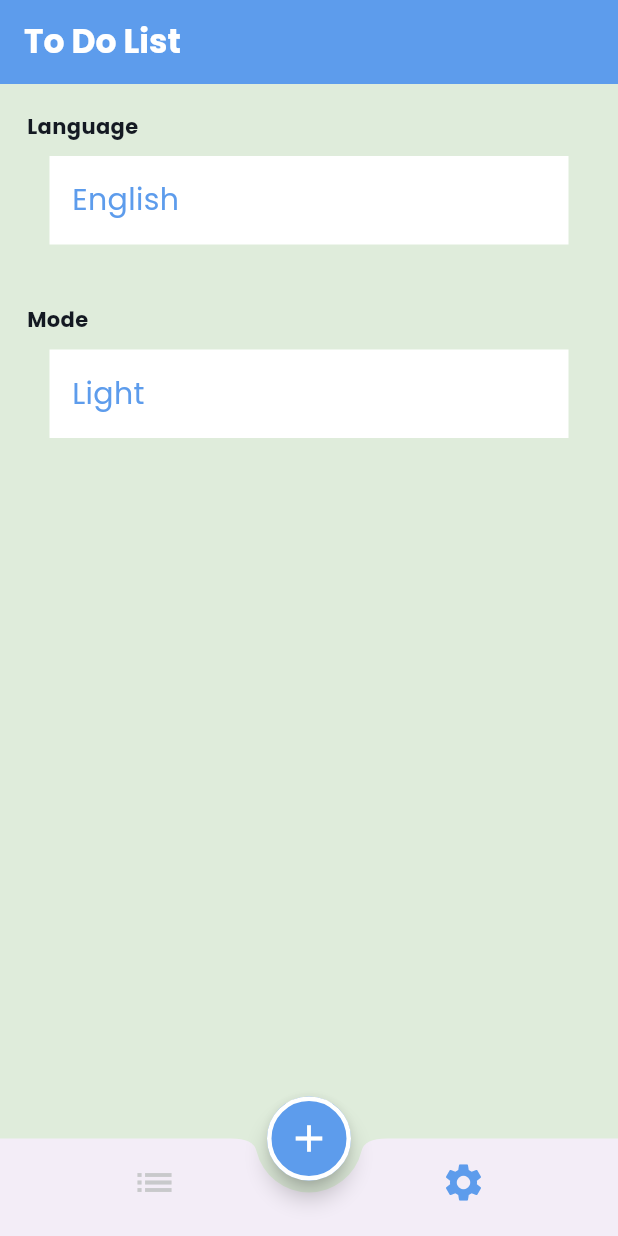
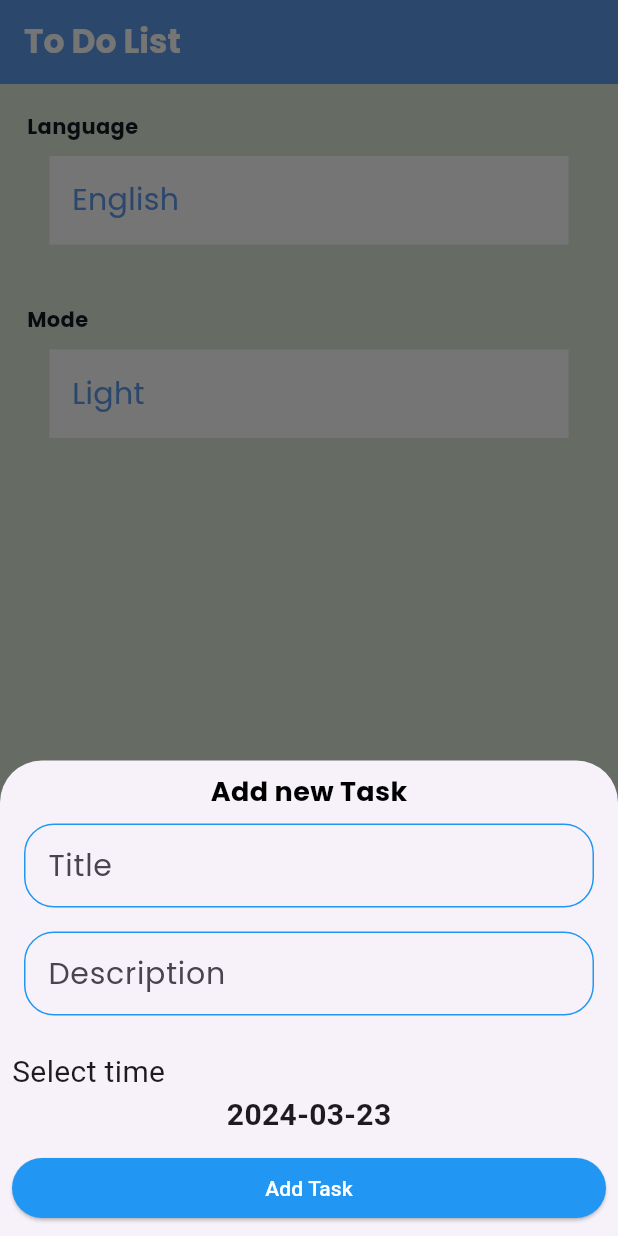
Before and after one commit to SalmaEltawel/to_do_app, a Flutter app: the screen it shows after launch, item 2 of the bottom bar chosen, after a tap on the "add" icon, on a phone screen of 412 x 824 dp. Run offline on Flutter 3.47's test engine with Material 3 defaults, Android fonts, the phone set to English and light mode, and no system bars; our stand-ins replace cloud_firestore, date_picker_timeline, firebase_core, flutter_slidable, google_fonts; accounts and stored records are empty; generated files the repository leaves out were written again.

Commit message:
edit task and is done

```diff
--- /dev/null
+++ b/lib/add_task_bottom_sheet.dart
@@ -0,0 +1,155 @@
+import 'dart:ui';
+
+import 'package:cloud_firestore/cloud_firestore.dart';
+import 'package:flutter/material.dart';
+import 'package:google_fonts/google_fonts.dart';
+import 'package:to_do_project/firebase_functions.dart';
+import 'package:to_do_project/task_model.dart';
+
+class AddTaskBottomSheet extends StatefulWidget {
+  AddTaskBottomSheet({super.key});
+
+  @override
+  State<AddTaskBottomSheet> createState() => _AddTaskBottomSheetState();
+}
+
+class _AddTaskBottomSheetState extends State<AddTaskBottomSheet> {
+  var formKey = GlobalKey<FormState>();
+  var selectedDate = DateTime.now();
+  var controllerTitle = TextEditingController();
+  var controllerDescription = TextEditingController();
+
+  @override
+  Widget build(BuildContext context) {
+    return Padding(
+      padding: const EdgeInsets.all(8.0),
+      child: Form(
+        key: formKey,
+        child: Column(
+          mainAxisSize: MainAxisSize.min,
+          children: [
+            Text(
+              "Add new Task",
+              style: GoogleFonts.poppins(
+                  color: Colors.black,
+                  fontWeight: FontWeight.w700,
+                  fontSize: 18),
+            ),
+            Padding(
+              padding: const EdgeInsets.all(8.0),
+              child: TextFormField(
+                controller: controllerTitle,
+                validator: (value) {
+                  if (value == null || value.isEmpty) {
+                    return "Please Enter your Task Title";
+                  }
+                  return null;
+                },
+                decoration: InputDecoration(
+                  label: Text(
+                    "Title",
+                    style: GoogleFonts.poppins(
+                        fontWeight: FontWeight.w400, fontSize: 20),
+                  ),
+                  focusedBorder: OutlineInputBorder(
+                      borderRadius: BorderRadius.circular(20),
+                      borderSide: const BorderSide(color: Colors.blue)),
+                  enabledBorder: OutlineInputBorder(
+                      borderRadius: BorderRadius.circular(20),
+                      borderSide: const BorderSide(color: Colors.blue)),
+                  errorBorder: OutlineInputBorder(
+                      borderRadius: BorderRadius.circular(20),
+                      borderSide: const BorderSide(color: Colors.red)),
+                  focusedErrorBorder: OutlineInputBorder(
+                      borderRadius: BorderRadius.circular(20),
+                      borderSide: const BorderSide(color: Colors.red)),
+                ),
+              ),
+            ),
+            Padding(
+              padding: const EdgeInsets.all(8.0),
+              child: TextFormField(
+                controller: controllerDescription,
+                validator: (value) {
+                  if (value == null || value.isEmpty) {
+                    return "Please Enter your Task Description";
+                  }
+                  return null;
+                },
+                decoration: InputDecoration(
+                  label: Text(
+                    "Description",
+                    style: GoogleFonts.poppins(
+                        fontWeight: FontWeight.w400, fontSize: 20),
+                  ),
+                  focusedBorder: OutlineInputBorder(
+                      borderRadius: BorderRadius.circular(20),
+                      borderSide: const BorderSide(color: Colors.blue)),
+                  enabledBorder: OutlineInputBorder(
+                      borderRadius: BorderRadius.circular(20),
+                      borderSide: const BorderSide(color: Colors.blue)),
+                  errorBorder: OutlineInputBorder(
+                      borderRadius: BorderRadius.circular(20),
+                      borderSide: const BorderSide(color: Colors.red)),
+                  focusedErrorBorder: OutlineInputBorder(
+                      borderRadius: BorderRadius.circular(20),
+                      borderSide: const BorderSide(color: Colors.red)),
+                ),
+              ),
+            ),
+            const SizedBox(
+              height: 15,
+            ),
+            Container(
+                alignment: Alignment.centerLeft,
+                child: const Text("Select time",
+                    style:
+                        TextStyle(fontSize: 20, fontWeight: FontWeight.w400))),
+            InkWell(
+              onTap: () {
+                selectDate();
+              },
+              child: Text("${selectedDate.toString().substring(0, 10)}",
+                  style: const TextStyle(
+                      fontSize: 20, fontWeight: FontWeight.w600)),
+            ),
+            const SizedBox(
+              height: 10,
+            ),
+            SizedBox(
+              width: double.infinity,
+              child: ElevatedButton(
+                onPressed: () {
+                  if (formKey.currentState!.validate()) ;
+                  TaskModel task = TaskModel(
+                      title: controllerTitle.text,
+                      description: controllerDescription.text,
+                      date:DateUtils.dateOnly(selectedDate) .millisecondsSinceEpoch);
+                  FirebaseFunctions.addTask(task);
+                      Navigator.pop(context);
+                },
+                style: ElevatedButton.styleFrom(
+                  backgroundColor: Colors.blue,
+                ),
+                child: const Text("Add Task",
+                    style: TextStyle(color: Colors.white)),
+              ),
+            ),
+          ],
+        ),
+      ),
+    );
+  }
+
+  selectDate() async {
+    DateTime? chosenDate = await showDatePicker(
+        context: context,
+        initialDate: selectedDate,
+        firstDate: DateTime.now(),
+        lastDate: DateTime.now().add(const Duration(days: 365)));
+    if (chosenDate != null) {
+      selectedDate = chosenDate;
+      setState(() {});
+    }
+  }
+}
--- /dev/null
+++ b/lib/firebase_functions.dart
@@ -0,0 +1,43 @@
+import 'package:cloud_firestore/cloud_firestore.dart';
+import 'package:flutter/material.dart';
+import 'package:to_do_project/task_model.dart';
+
+class FirebaseFunctions {
+  static CollectionReference<TaskModel> getTasksCollection() {
+    return FirebaseFirestore.instance
+        .collection("Task")
+        .withConverter<TaskModel>(
+      fromFirestore: (snapshot, options) {
+        return TaskModel.fromJson(snapshot.data()!);
+      },
+      toFirestore: (value, options) {
+        return value.toJson();
+      },
+    );
+  }
+
+  static Future<void> addTask(
+    TaskModel task,
+  ) {
+    var collection = getTasksCollection();
+    var docRef = collection.doc();
+    task.id = docRef.id;
+    return docRef.set(task);
+  }
+
+  static Stream<QuerySnapshot<TaskModel>> getTasks(DateTime date) {
+    return getTasksCollection()
+        .where("date",
+            isEqualTo: DateUtils.dateOnly(date).millisecondsSinceEpoch)
+        .snapshots();
+  }
+
+  static Future<void> deleteTask(String id) {
+    return getTasksCollection().doc(id).delete();
+  }
+
+  static Future<void> editTask(String id, TaskModel task,) {
+    return getTasksCollection().doc(task.id).update(task.toJson());
+  }
+
+}
--- a/lib/home_screen.dart
+++ b/lib/home_screen.dart
@@ -3,9 +3,11 @@ import 'package:to_do_project/tabs/setting.dart';
 import 'package:to_do_project/tabs/task.dart';
 import 'package:flutter_gen/gen_l10n/app_localizations.dart';
 
+import 'add_task_bottom_sheet.dart';
+
 class HomeScreen extends StatefulWidget {
   HomeScreen({super.key});
-
+static const String routeName="homeScreen";
   @override
   State<HomeScreen> createState() => _HomeScreenState();
 }
@@ -37,7 +39,15 @@ class _HomeScreenState extends State<HomeScreen> {
       ),
       floatingActionButtonLocation: FloatingActionButtonLocation.centerDocked,
       floatingActionButton: FloatingActionButton(
-        onPressed: () {},
+        onPressed: () {
+          showModalBottomSheet(
+            isScrollControlled: true,
+            context: context, builder: (context) {
+            return Container(
+                padding: EdgeInsets.only(bottom: MediaQuery.of(context).viewInsets.bottom),
+                child: AddTaskBottomSheet());
+          },);
+        },
         child: Icon(Icons.add, color: Colors.white),
       ),
       body: tabs[index],
--- a/lib/main.dart
+++ b/lib/main.dart
@@ -1,11 +1,21 @@
+import 'package:cloud_firestore/cloud_firestore.dart';
+import 'package:firebase_core/firebase_core.dart';
 import 'package:flutter/material.dart';
 import 'package:provider/provider.dart';
+import 'package:to_do_project/home_screen.dart';
 import 'package:to_do_project/my_theme.dart';
 import 'package:to_do_project/providers/my_provider.dart';
 import 'package:to_do_project/splash_screen.dart';
 import 'package:flutter_gen/gen_l10n/app_localizations.dart';
+import 'package:to_do_project/tabs/edit_tab.dart';
 
-void main() {
+import 'firebase_options.dart';
+
+void main()async {
+  WidgetsFlutterBinding.ensureInitialized();
+  await Firebase.initializeApp(
+    options: DefaultFirebaseOptions.currentPlatform,
+  );
   runApp(ChangeNotifierProvider<MyProvider>(
       create: (context) => MyProvider(), child: MyApp()));
 }
@@ -29,6 +39,10 @@ class MyApp extends StatelessWidget {
       initialRoute: SplashScreen.routeName,
       routes: {
         SplashScreen.routeName: (context) => SplashScreen(),
+        HomeScreen.routeName: (context) => HomeScreen(),
+
+        EditTasks.routeName: (context) =>  EditTasks(),
+
       },
     );
   }
--- a/lib/tabs/task.dart
+++ b/lib/tabs/task.dart
@@ -1,24 +1,48 @@
 import 'package:date_picker_timeline/date_picker_timeline.dart';
 import 'package:flutter/material.dart';
 import 'package:provider/provider.dart';
+import 'package:to_do_project/firebase_functions.dart';
 import 'package:to_do_project/my_theme.dart';
 import 'package:to_do_project/providers/my_provider.dart';
 import 'package:to_do_project/tabs/task_item.dart';
+import 'package:to_do_project/task_model.dart';
 
-class TasksScreen extends StatelessWidget {
-  const TasksScreen({super.key});
+class TasksScreen extends StatefulWidget {
+    TasksScreen({super.key});
+
+  @override
+  State<TasksScreen> createState() => _TasksScreenState();
+}
+
+class _TasksScreenState extends State<TasksScreen> {
+  var selectedDate=DateTime.now();
 
   @override
   Widget build(BuildContext context) {
-    var provider=Provider.of<MyProvider>(context);
+    var provider = Provider.of<MyProvider>(context);
     return Column(
       children: [
         DatePicker(
           DateTime.now(),
-          initialSelectedDate: DateTime.now(),
-          dateTextStyle: TextStyle(color:provider.myTheme==ThemeMode.dark? MyThemeData.whiteColor:MyThemeData.blackColor),
-          dayTextStyle: TextStyle(color: provider.myTheme==ThemeMode.dark? MyThemeData.whiteColor:MyThemeData.blackColor),
-          monthTextStyle:TextStyle(color: provider.myTheme==ThemeMode.dark? MyThemeData.whiteColor:MyThemeData.blackColor) ,
+          initialSelectedDate: selectedDate,
+          onDateChange: (date){
+            selectedDate=date;
+            setState(() {
+
+            });
+          },
+          dateTextStyle: TextStyle(
+              color: provider.myTheme == ThemeMode.dark
+                  ? MyThemeData.whiteColor
+                  : MyThemeData.blackColor),
+          dayTextStyle: TextStyle(
+              color: provider.myTheme == ThemeMode.dark
+                  ? MyThemeData.whiteColor
+                  : MyThemeData.blackColor),
+          monthTextStyle: TextStyle(
+              color: provider.myTheme == ThemeMode.dark
+                  ? MyThemeData.whiteColor
+                  : MyThemeData.blackColor),
           selectionColor: MyThemeData.primaryColor,
           selectedTextColor: MyThemeData.whiteColor,
           locale: "en",
@@ -28,15 +52,35 @@ class TasksScreen extends StatelessWidget {
           height: 8,
         ),
         Expanded(
-          child: ListView.separated(
-            itemBuilder:(context, index) {
-              return TaskItem();
-            },
-            itemCount: 9,
-            separatorBuilder: (BuildContext context, int index)=>
-            SizedBox(height: 10,),
-          ),
-        )
+            child: StreamBuilder(
+                stream: FirebaseFunctions.getTasks(selectedDate),
+                builder: (context, snapshot) {
+                  if (snapshot.connectionState == ConnectionState.waiting) {
+                    return Center(child: CircularProgressIndicator());
+                  }
+                  if (snapshot.hasError) {
+                    return Column(
+                      children: [
+                        Text("SomeThing Went Wrong"),
+                        ElevatedButton(
+                            onPressed: () {}, child: Text("Try Again "))
+                      ],
+                    );
+                  }
+                  List<TaskModel> tasksList =
+                      snapshot.data?.docs.map((doc) =>
+                          doc.data()).toList() ?? [];
+                  if(tasksList.isEmpty){
+                    return Center(child: Text("No Tasks"));
+                  }
+                  return ListView.separated(itemBuilder: (context, index) {
+                    return TaskItem(model: tasksList[index],);
+
+                  },
+                      separatorBuilder:
+                          (context, index) => SizedBox(height: 18,),
+                      itemCount: tasksList.length);
+                })),
       ],
     );
   }
--- a/lib/tabs/task_item.dart
+++ b/lib/tabs/task_item.dart
@@ -2,59 +2,115 @@ import 'package:flutter/material.dart';
 import 'package:google_fonts/google_fonts.dart';
 import 'package:flutter_gen/gen_l10n/app_localizations.dart';
 import 'package:provider/provider.dart';
+import 'package:to_do_project/add_task_bottom_sheet.dart';
+import 'package:to_do_project/firebase_functions.dart';
 import 'package:to_do_project/my_theme.dart';
 import 'package:to_do_project/providers/my_provider.dart';
+import 'package:flutter_slidable/flutter_slidable.dart';
+import 'package:to_do_project/tabs/edit_tab.dart';
+import 'package:to_do_project/task_model.dart';
 
 class TaskItem extends StatelessWidget {
-  const TaskItem({super.key});
+  TaskItem({required this.model, super.key});
+
+  TaskModel model;
 
   @override
   Widget build(BuildContext context) {
     var provider = Provider.of<MyProvider>(context);
 
-    return Container(
+    return Padding(
+      padding: const EdgeInsets.all(8.0),
+      child: Slidable(
+        startActionPane:
+            ActionPane(extentRatio: 0.7, motion: ScrollMotion(), children: [
+          SlidableAction(
+            onPressed: (context) {
+              FirebaseFunctions.deleteTask(model.id);
+            },
+            label: "Delete",
+            icon: Icons.delete,
+            backgroundColor: Colors.red,
+            borderRadius: BorderRadius.only(
+                topLeft: Radius.circular(20), bottomLeft: Radius.circular(20)),
+          ),
+          SlidableAction(
+            onPressed: (context) {
+              Navigator.pushNamed(context, EditTasks.routeName,
+                  arguments: TaskModel(
+                      title: model.title,
+                      description: model.description,
+                      date: model.date));
+            },
+            label: "Edit",
+            icon: Icons.edit,
+            backgroundColor: Colors.blue,
+          ),
+        ]),
+        child: Container(
           height: 100,
-      padding: EdgeInsets.symmetric(horizontal: 10),
-      margin: EdgeInsets.symmetric(horizontal: 28),
+          padding: const EdgeInsets.only(right: 16),
           decoration: BoxDecoration(
-           color:provider.myTheme == ThemeMode.light? MyThemeData.whiteColor:MyThemeData.blackColor,
-          borderRadius: BorderRadius.circular(20)),
+              color: provider.myTheme == ThemeMode.light
+                  ? MyThemeData.whiteColor
+                  : MyThemeData.blackColor,
+              borderRadius: BorderRadius.only(
+                  topRight: Radius.circular(20),
+                  bottomRight: Radius.circular(20))),
           child: Row(children: [
             Container(
+              margin: EdgeInsets.symmetric(horizontal: 16),
               decoration: BoxDecoration(
-              borderRadius: BorderRadius.circular(20), color: Colors.blue),
+                  borderRadius: BorderRadius.circular(20),
+                  color: model.isDone ? Colors.blue : Colors.green),
               height: 80,
               width: 5,
             ),
-        SizedBox(width: 10),
+            const SizedBox(width: 10),
             Column(
               crossAxisAlignment: CrossAxisAlignment.start,
               mainAxisAlignment: MainAxisAlignment.center,
               children: [
                 Text(
-              AppLocalizations.of(context)!.taskTitle,
+                  model.title,
                   style: GoogleFonts.poppins(
-                color:MyThemeData.primaryColor,
-                  fontSize: 18, fontWeight: FontWeight.w700),
+                      color: model.isDone
+                          ? MyThemeData.primaryColor
+                          : Colors.green,
+                      fontSize: 18,
+                      fontWeight: FontWeight.w700),
                 ),
                 Text(
-              AppLocalizations.of(context)!.taskDescription,
+                  model.description,
                   style: GoogleFonts.poppins(
-                  color:MyThemeData.primaryColor,
-                  fontSize: 12, fontWeight: FontWeight.w500),
+                      color: model.isDone
+                          ? MyThemeData.primaryColor
+                          : Colors.green,
+                      fontSize: 12,
+                      fontWeight: FontWeight.w500),
                 ),
               ],
             ),
-        Spacer(),
-        Container(
-          decoration: BoxDecoration(
-              color: Colors.blue, borderRadius: BorderRadius.circular(10)),
-          width: 40,
-          child: Icon(
+            const Spacer(),
+            ElevatedButton(
+              style: ElevatedButton.styleFrom(backgroundColor:model.isDone? Colors.blue:Colors.green),
+              onPressed: () {
+                model.isDone = !(model.isDone);
+                FirebaseFunctions.editTask(model.id, model);
+              },
+              child: model.isDone
+                  ? Icon(
                       Icons.done,
+                color: Colors.white,
+                    )
+                  : Text(
+                      "Done !",
+                      style: TextStyle(color: Colors.white, fontSize: 20),
+                    ),
+            )
+          ]),
         ),
       ),
-      ]),
     );
   }
 }
--- /dev/null
+++ b/lib/task_model.dart
@@ -0,0 +1,32 @@
+class TaskModel {
+  String id;
+  String title;
+  String description;
+  bool isDone;
+  int date;
+
+  TaskModel(
+      {this.id = "",
+      required this.title,
+      required this.description,
+      this.isDone = false,
+      required this.date});
+
+  TaskModel.fromJson(Map<String, dynamic> json)
+      : this(
+            id: json['id'],
+            title: json['title'],
+            description: json['description'],
+            date: json['date'],
+            isDone: json['isDone']);
+
+  Map<String, dynamic> toJson() {
+    return {
+      "id": id,
+      "description": description,
+      "title": title,
+      "date": date,
+      "isDone": isDone
+    };
+  }
+}
--- a/pubspec.yaml
+++ b/pubspec.yaml
@@ -37,7 +37,12 @@ dependencies:
   cupertino_icons: ^1.0.2
   google_fonts: ^6.1.0
   date_picker_timeline: ^1.2.5
+  flutter_slidable: ^3.0.1
+  firebase_core: ^2.27.0
+  cloud_firestore: ^4.15.8
+
   provider: ^6.1.2
+
   flutter_localizations:
     sdk: flutter
   intl: any
```
Also changed, not shown: lib/slidable.dart (added, +15 -0 lines), lib/tabs/edit_tab.dart (added, +152 -0 lines), pubspec.lock, 1 other file. Lines whose indentation alone changed are shown as unchanged.
